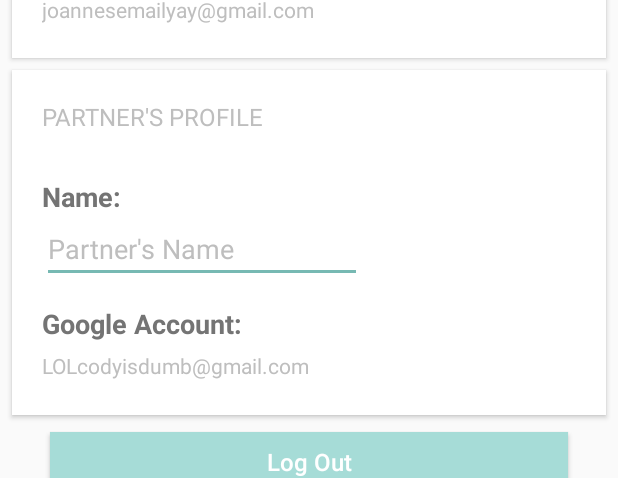
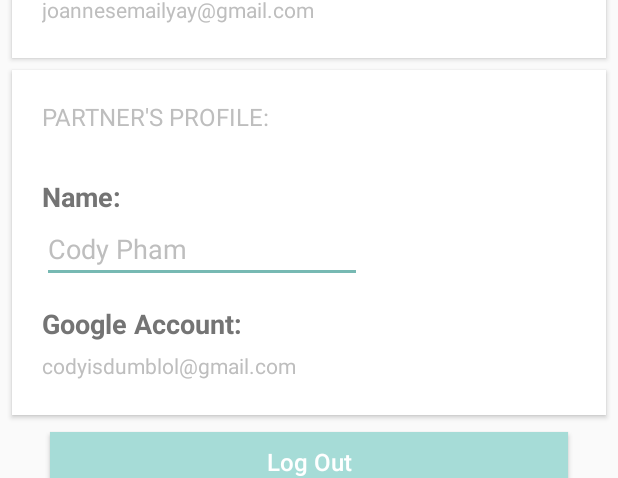
Before and after one commit to oIf8-0mEQO/ProjectCouple, an Android app: the layout fragment_settings.xml on its own in the app's theme, with its tools: preview values and no code run, on a phone screen of 412 x 824 dp. Shown: the part 395-873 px from the top of the screen. Run offline under Robolectric (Android 15) with nearby library versions, the phone set to English and light mode, and no system bars.

Commit message:
Added constant strings into strings.xml file.

```diff
--- a/app/src/main/res/layout/fragment_settings.xml
+++ b/app/src/main/res/layout/fragment_settings.xml
@@ -58,7 +58,7 @@
                         android:id="@+id/my_profile_header"
                         android:layout_width="wrap_content"
                         android:layout_height="wrap_content"
-                        android:text="MY PROFILE"
+                        android:text="@string/my_profile"
                         android:textColor="@color/subtitleColor"
                         android:textSize="16sp" />
 
@@ -67,7 +67,7 @@
                         android:layout_width="wrap_content"
                         android:layout_height="wrap_content"
                         android:id="@+id/your_name_header"
-                        android:text="Name:"
+                        android:text="@string/name_header"
                         android:textColor="@color/textColor"
                         android:textSize="18sp"
                         android:textStyle="bold"
@@ -80,7 +80,7 @@
                         android:layout_width="wrap_content"
                         android:layout_height="wrap_content"
                         android:id="@+id/your_name"
-                        android:text="Joanne Cho"
+                        android:text="@string/your_name"
                         android:textColor="@color/subtitleColor"
                         android:textSize="18sp"
                         android:layout_below="@+id/your_name_header"
@@ -92,7 +92,7 @@
                         android:layout_width="wrap_content"
                         android:layout_height="wrap_content"
                         android:id="@+id/your_account_header"
-                        android:text="Google Account:"
+                        android:text="@string/google_account_header"
                         android:textColor="@color/textColor"
                         android:textSize="18sp"
                         android:textStyle="bold"
@@ -105,7 +105,7 @@
                         android:layout_width="wrap_content"
                         android:layout_height="wrap_content"
                         android:id="@+id/your_email"
-                        android:text="joannesemailyay@gmail.com"
+                        android:text="@string/your_email"
                         android:textColor="@color/subtitleColor"
                         android:textSize="14sp"
                         android:layout_below="@+id/your_account_header"
@@ -144,7 +144,7 @@
                         android:id="@+id/partners_profile_text"
                         android:layout_width="wrap_content"
                         android:layout_height="wrap_content"
-                        android:text="PARTNER'S PROFILE"
+                        android:text="@string/partner_profile"
                         android:textColor="@color/subtitleColor"
                         android:textSize="16sp" />
 
@@ -153,7 +153,7 @@
                         android:layout_width="wrap_content"
                         android:layout_height="wrap_content"
                         android:id="@+id/partner_name_header"
-                        android:text="Name:"
+                        android:text="@string/name_header"
                         android:textColor="@color/textColor"
                         android:textSize="18sp"
                         android:textStyle="bold"
@@ -166,7 +166,7 @@
                         android:layout_width="wrap_content"
                         android:layout_height="wrap_content"
                         android:inputType="textPersonName"
-                        android:text="Partner's Name"
+                        android:text="@string/partner_name"
                         android:ems="10"
                         android:textColor="@color/subtitleColor"
                         android:id="@+id/partner_name"
@@ -180,7 +180,7 @@
                         android:layout_width="wrap_content"
                         android:layout_height="wrap_content"
                         android:id="@+id/partner_account_header"
-                        android:text="Google Account:"
+                        android:text="@string/google_account_header"
                         android:textColor="@color/textColor"
                         android:textSize="18sp"
                         android:textStyle="bold"
@@ -192,7 +192,7 @@
                         android:layout_width="wrap_content"
                         android:layout_height="wrap_content"
                         android:id="@+id/partner_email"
-                        android:text="LOLcodyisdumb@gmail.com"
+                        android:text="@string/partner_email"
                         android:textColor="@color/subtitleColor"
                         android:textSize="14sp"
                         android:layout_below="@+id/partner_account_header"
--- a/app/src/main/res/values/strings.xml
+++ b/app/src/main/res/values/strings.xml
@@ -8,6 +8,14 @@
     <string name="partner_locations">Home</string>
     <string name="faves_title">Your Locations</string>
     <string name="home_title">CoupleTones</string>
+    <string name="my_profile">MY PROFILE</string>
+    <string name="name_header">Name:</string>
+    <string name="your_name">Joanne Cho</string>
+    <string name="google_account_header">Google Account:</string>
+    <string name="your_email">joannesemailyay@gmail.com</string>
+    <string name="partner_profile">PARTNER\'S PROFILE:</string>
+    <string name="partner_name">Cody Pham</string>
+    <string name="partner_email">codyisdumblol@gmail.com</string>
     <string name="logout">Log Out</string>
     <string name="disconnect">Disconnect with Partner</string>
 </resources>
```
